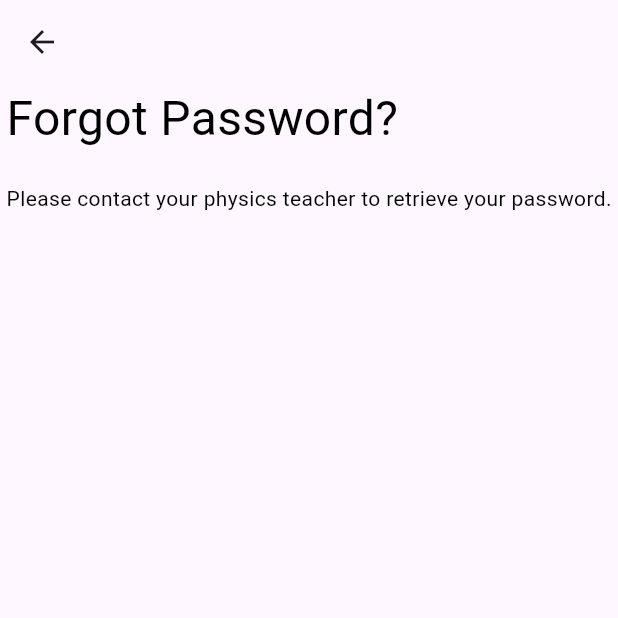
After one commit to ndrw-ynz/physix-companion-app, a Flutter app: the StudentForgotPasswordScreen screen opened directly, on a phone screen of 412 x 824 dp, the top half of it. The commit adds this screen. Run offline on Flutter 3.47's test engine with Material 3 defaults, Android fonts, the phone set to English and light mode, and no system bars; our stand-ins replace cloud_firestore, firebase_auth, firebase_core, go_router; accounts and stored records are empty.

Commit message:
feat: add student forgot password screen UI

```diff
--- a/lib/main.dart
+++ b/lib/main.dart
@@ -3,7 +3,6 @@ import 'package:flutter/material.dart';
 import 'package:go_router/go_router.dart';
 import 'package:firebase_core/firebase_core.dart';
 import 'package:physix_companion_app/utils.dart';
-import 'package:physix_companion_app/widgets/change_password/change_password_screen_widget.dart';
 import 'commons.dart';
 import 'firebase_options.dart';
 
@@ -22,6 +21,7 @@ import 'screens/home_screen.dart';
 import 'screens/teacher/student_progress/student_attempts_details_screen.dart';
 import 'screens/teacher/student_progress/teacher_student_progress_screen.dart';
 import 'screens/teacher/students/teacher_student_view_screen.dart';
+import 'widgets/change_password/change_password_screen_widget.dart';
 import 'widgets/sections/section_form_widget.dart';
 import 'widgets/students/student_form_widget.dart';
 import 'widgets/teachers/teacher_form_widget.dart';
@@ -102,14 +102,35 @@ final _router = GoRouter(
       GoRoute(
           path: "/",
           builder: (context, state) =>
-              const HomeScreen(title: "PhysIX Companion App")),
-      GoRoute(
-          path: "/admin_login",
-          builder: (context, state) => const AdminLoginScreen(),
+              const HomeScreen(title: "PhysIX Companion App"),
           routes: <RouteBase>[
             GoRoute(
-                path: "forgot_password",
-                builder: (context, state) => const AdminForgotPasswordScreen())
+                path: "admin_login",
+                builder: (context, state) => const AdminLoginScreen(),
+                routes: <RouteBase>[
+                  GoRoute(
+                      path: "forgot_password",
+                      builder: (context, state) =>
+                          const AdminForgotPasswordScreen())
+                ]),
+            GoRoute(
+                path: "teacher_login",
+                builder: (context, state) => const TeacherLoginScreen(),
+                routes: <RouteBase>[
+                  GoRoute(
+                      path: "forgot_password",
+                      builder: (context, state) =>
+                          const TeacherForgotPasswordScreen())
+                ]),
+            GoRoute(
+                path: "student_login",
+                builder: (context, state) => const StudentLoginScreen(),
+                routes: <RouteBase>[
+                  GoRoute(
+                      path: "forgot_password",
+                      builder: (context, state) =>
+                          const TeacherForgotPasswordScreen())
+                ]),
           ]),
       GoRoute(
           path: "/admin_home",
@@ -170,15 +191,6 @@ final _router = GoRouter(
                 builder: (context, state) => const ChangePasswordScreenWidget())
           ]),
       GoRoute(
-          path: "/teacher_login",
-          builder: (context, state) => const TeacherLoginScreen(),
-          routes: <RouteBase>[
-            GoRoute(
-                path: "forgot_password",
-                builder: (context, state) =>
-                    const TeacherForgotPasswordScreen())
-          ]),
-      GoRoute(
           path: "/teacher_home",
           builder: (context, state) => const TeacherHomeScreen(),
           routes: <RouteBase>[
@@ -233,15 +245,6 @@ final _router = GoRouter(
                 builder: (context, state) => const ChangePasswordScreenWidget())
           ]),
       GoRoute(
-          path: "/student_login",
-          builder: (context, state) => const StudentLoginScreen(),
-          routes: <RouteBase>[
-            GoRoute(
-                path: "forgot_password",
-                builder: (context, state) =>
-                    const TeacherForgotPasswordScreen())
-          ]),
-      GoRoute(
           path: "/student_home",
           builder: (context, state) => const StudentHomeScreen(),
           routes: <RouteBase>[
--- /dev/null
+++ b/lib/screens/student/login/student_forgot_password_screen.dart
@@ -0,0 +1,33 @@
+import 'package:flutter/material.dart';
+
+class StudentForgotPasswordScreen extends StatefulWidget {
+  const StudentForgotPasswordScreen({super.key});
+
+  @override
+  State<StudentForgotPasswordScreen> createState() =>
+      _StudentForgotPasswordScreenState();
+}
+
+class _StudentForgotPasswordScreenState
+    extends State<StudentForgotPasswordScreen> {
+  @override
+  Widget build(BuildContext context) {
+    return Scaffold(
+      appBar: AppBar(),
+      body: const Center(
+          child: Column(
+        mainAxisAlignment: MainAxisAlignment.start,
+        crossAxisAlignment: CrossAxisAlignment.start,
+        children: <Widget>[
+          Text(
+            "Forgot Password?",
+            style: TextStyle(fontSize: 32.0),
+          ),
+          SizedBox(height: 20.0),
+          Text(
+              "Please contact your physics teacher to retrieve your password."),
+        ],
+      )),
+    );
+  }
+}
```
